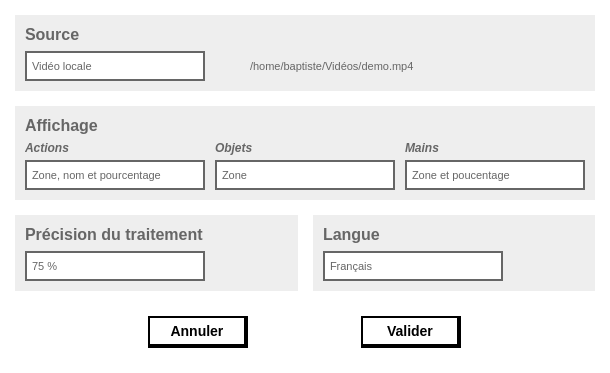
Above: src/fenetreparametres.ui from MathGravel/ImageRec before the change. Below: the same form after it.
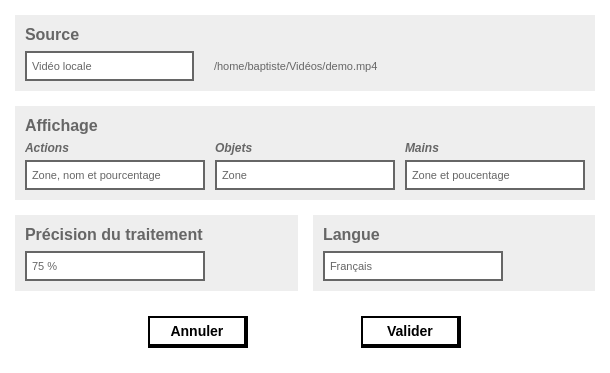
That is the form after the change. Icons and pictures are not drawn. Custom widgets are drawn as their Qt base class.

The edit to the form file:
```diff
--- a/src/fenetreparametres.ui
+++ b/src/fenetreparametres.ui
@@ -783,24 +783,12 @@
       <property name="bottomMargin">
        <number>10</number>
       </property>
-      <property name="spacing">
+      <property name="horizontalSpacing">
+       <number>20</number>
+      </property>
+      <property name="verticalSpacing">
        <number>5</number>
       </property>
-      <item row="1" column="2">
-       <widget class="QLabel" name="message">
-        <property name="font">
-         <font>
-          <pointsize>-1</pointsize>
-         </font>
-        </property>
-        <property name="styleSheet">
-         <string notr="true">font-size: 11px;</string>
-        </property>
-        <property name="text">
-         <string>/home/baptiste/Vidéos/demo.mp4</string>
-        </property>
-       </widget>
-      </item>
       <item row="1" column="0">
        <widget class="QComboBox" name="sourceChoix">
         <property name="maximumSize">
@@ -900,27 +888,36 @@
        </widget>
       </item>
       <item row="1" column="1">
-       <widget class="QLabel" name="icone">
-        <property name="maximumSize">
-         <size>
-          <width>35</width>
-          <height>15</height>
-         </size>
+       <widget class="Label" name="message">
+        <property name="font">
+         <font>
+          <pointsize>-1</pointsize>
+         </font>
+        </property>
+        <property name="cursor">
+         <cursorShape>PointingHandCursor</cursorShape>
         </property>
         <property name="styleSheet">
-         <string notr="true">margin-left: 20px;</string>
+         <string notr="true">font-size: 11px;</string>
         </property>
         <property name="text">
-         <string/>
-        </property>
-        <property name="pixmap">
-         <pixmap resource="icones.qrc">:/logos/check.png</pixmap>
-        </property>
-        <property name="scaledContents">
-         <bool>true</bool>
+         <string>/home/baptiste/Vidéos/demo.mp4</string>
         </property>
        </widget>
       </item>
+      <item row="1" column="2">
+       <spacer name="horizontalSpacer">
+        <property name="orientation">
+         <enum>Qt::Horizontal</enum>
+        </property>
+        <property name="sizeHint" stdset="0">
+         <size>
+          <width>40</width>
+          <height>20</height>
+         </size>
+        </property>
+       </spacer>
+      </item>
      </layout>
     </widget>
    </item>
@@ -1028,6 +1025,13 @@
    </item>
   </layout>
  </widget>
+ <customwidgets>
+  <customwidget>
+   <class>Label</class>
+   <extends>QLabel</extends>
+   <header>label.h</header>
+  </customwidget>
+ </customwidgets>
  <resources>
   <include location="icones.qrc"/>
   <include location="images.qrc"/>
```
Left out of the diff: 1 changed line with no effect on the pictures.
